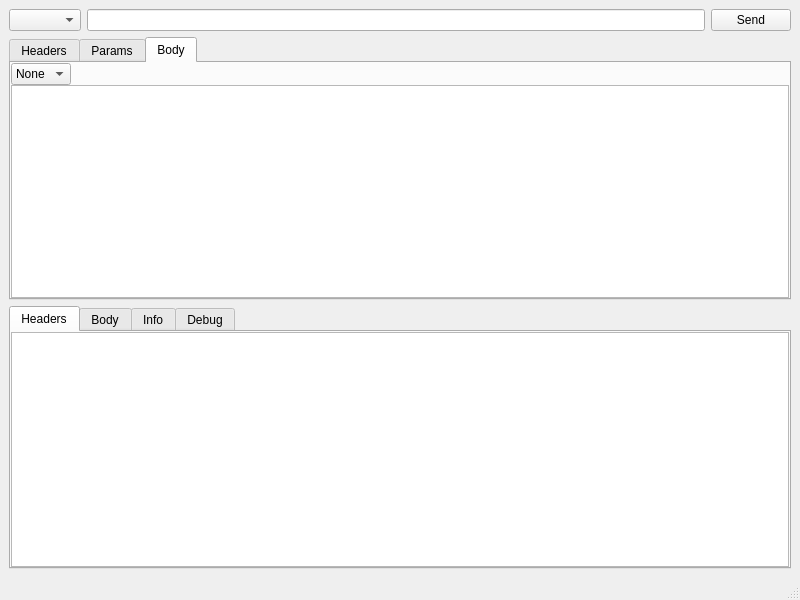
Old version of the form mainwindow.ui in the repository jesusha123/comet.
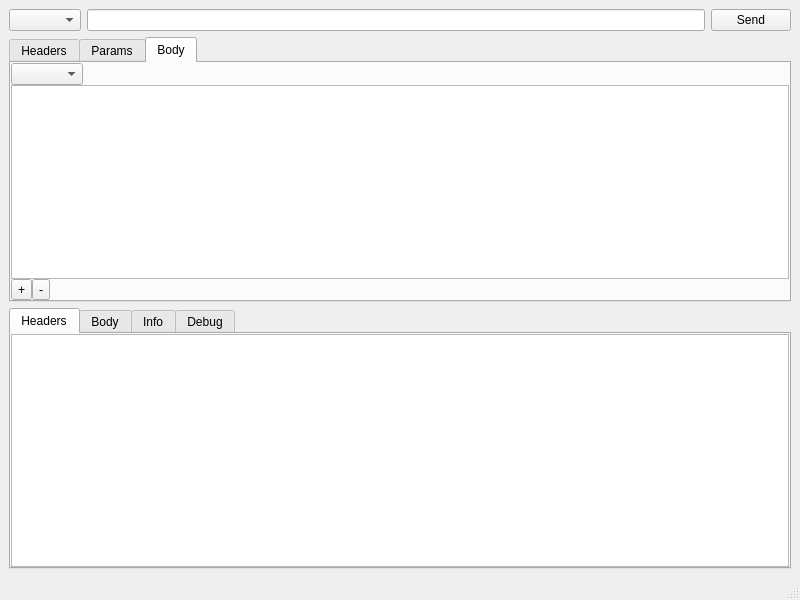
New version of the form. The open tabs and pages were chosen to show the change. Custom widgets are drawn as their Qt base class.

Commit message: Basic body functionality

Diff of the .ui file:
```diff
--- a/mainwindow.ui
+++ b/mainwindow.ui
@@ -185,18 +185,7 @@
         <item>
          <layout class="QHBoxLayout" name="horizontalLayout_3">
           <item>
-           <widget class="QComboBox" name="reqBodyComboBox">
-            <item>
-             <property name="text">
-              <string>None</string>
-             </property>
-            </item>
-            <item>
-             <property name="text">
-              <string>Text</string>
-             </property>
-            </item>
-           </widget>
+           <widget class="ContentTypeComboBox" name="reqContentTypeComboBox"/>
           </item>
           <item>
            <spacer name="horizontalSpacer_3">
@@ -218,8 +207,8 @@
           <property name="currentIndex">
            <number>0</number>
           </property>
-          <widget class="QWidget" name="page1"/>
-          <widget class="QWidget" name="page2">
+          <widget class="QWidget" name="page0"/>
+          <widget class="QWidget" name="page1">
            <layout class="QGridLayout" name="gridLayout">
             <property name="leftMargin">
              <number>0</number>
@@ -237,7 +226,63 @@
              <number>0</number>
             </property>
             <item row="0" column="0">
-             <widget class="QPlainTextEdit" name="requestBodyPlainTextEdit"/>
+             <widget class="QPlainTextEdit" name="reqBodyTextWidget"/>
+            </item>
+           </layout>
+          </widget>
+          <widget class="QWidget" name="page2">
+           <layout class="QVBoxLayout" name="verticalLayout_5">
+            <property name="spacing">
+             <number>0</number>
+            </property>
+            <property name="leftMargin">
+             <number>0</number>
+            </property>
+            <property name="topMargin">
+             <number>0</number>
+            </property>
+            <property name="rightMargin">
+             <number>0</number>
+            </property>
+            <property name="bottomMargin">
+             <number>0</number>
+            </property>
+            <item>
+             <widget class="PropertyTableWidget" name="reqBodyTableWidget"/>
+            </item>
+            <item>
+             <layout class="QHBoxLayout" name="horizontalLayout_4">
+              <property name="spacing">
+               <number>0</number>
+              </property>
+              <item>
+               <widget class="QToolButton" name="addReqBodyPropButton">
+                <property name="text">
+                 <string>+</string>
+                </property>
+               </widget>
+              </item>
+              <item>
+               <widget class="QToolButton" name="removeReqBodyPropButton">
+                <property name="text">
+                 <string>-</string>
+                </property>
+               </widget>
+              </item>
+              <item>
+               <spacer name="reqBodySpacer">
+                <property name="orientation">
+                 <enum>Qt::Horizontal</enum>
+                </property>
+                <property name="sizeHint" stdset="0">
+                 <size>
+                  <width>40</width>
+                  <height>20</height>
+                 </size>
+                </property>
+               </spacer>
+              </item>
+             </layout>
             </item>
            </layout>
           </widget>
@@ -295,6 +340,11 @@
    <extends>QComboBox</extends>
    <header>methodcombobox.h</header>
   </customwidget>
+  <customwidget>
+   <class>ContentTypeComboBox</class>
+   <extends>QComboBox</extends>
+   <header>contenttypecombobox.h</header>
+  </customwidget>
  </customwidgets>
  <resources/>
  <connections/>
```
The commit also changes 7 other files.
